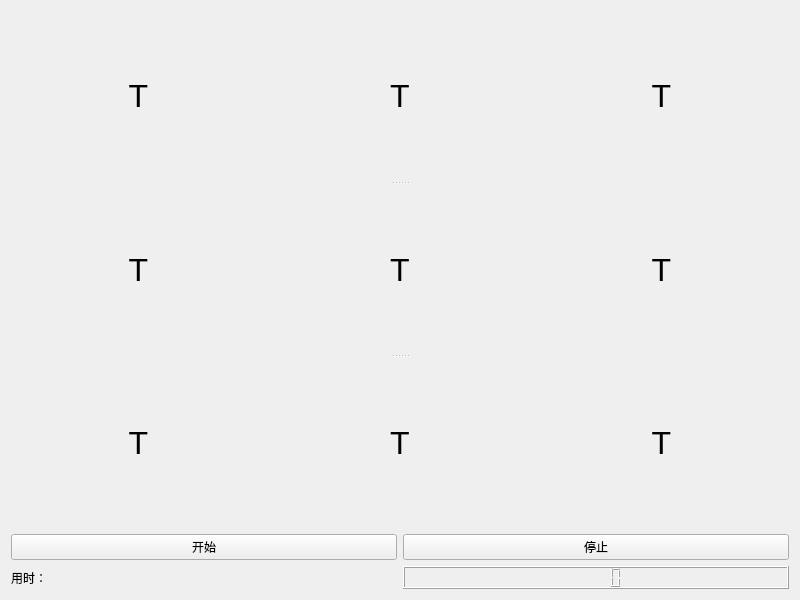
First picture: the form in mainmenu.ui, repository L-Super/SchulteGrid, before the edit.
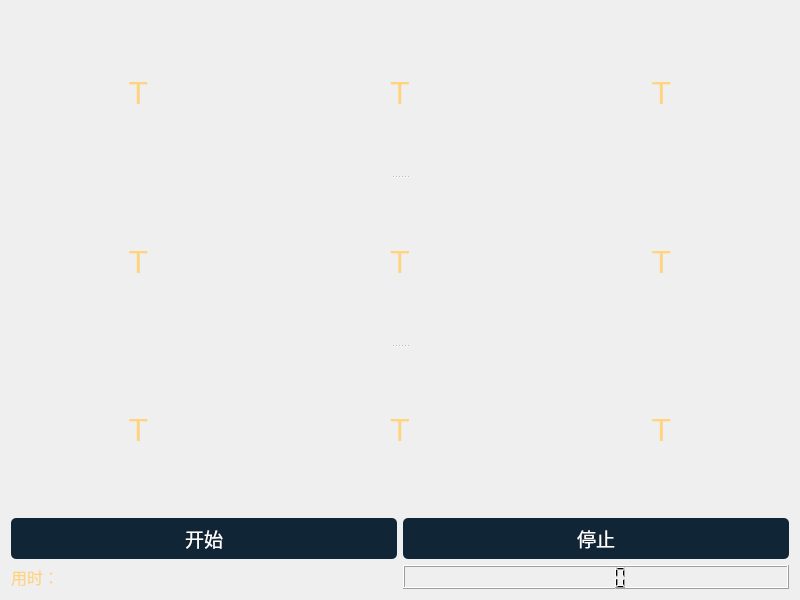
Second picture: the form after the edit. Icons and pictures are not drawn.

Diff of the .ui file:
```diff
--- a/mainmenu.ui
+++ b/mainmenu.ui
@@ -10,8 +10,23 @@
     <height>600</height>
    </rect>
   </property>
+  <property name="minimumSize">
+   <size>
+    <width>400</width>
+    <height>300</height>
+   </size>
+  </property>
   <property name="windowTitle">
-   <string>MainMenu</string>
+   <string>舒尔特方格</string>
+  </property>
+  <property name="windowIcon">
+   <iconset resource="UiSettings.qrc">
+    <normaloff>:/UI/UiSettings/ico.svg</normaloff>:/UI/UiSettings/ico.svg</iconset>
+  </property>
+  <property name="styleSheet">
+   <string notr="true">   
+.QLabel{color:rgb(254,212,128)}
+.QPushButton{color:white;background-color:rgb(16,37,53);border-style: outset;border-radius:5px;padding: 6px;}</string>
   </property>
   <layout class="QVBoxLayout" name="verticalLayout">
    <item>
@@ -181,6 +196,12 @@
     <layout class="QHBoxLayout" name="horizontalLayout_5">
      <item>
       <widget class="QPushButton" name="startBtn">
+       <property name="font">
+        <font>
+         <family>黑体</family>
+         <pointsize>14</pointsize>
+        </font>
+       </property>
        <property name="text">
         <string>开始</string>
        </property>
@@ -188,6 +209,15 @@
      </item>
      <item>
       <widget class="QPushButton" name="endBtn">
+       <property name="font">
+        <font>
+         <family>黑体</family>
+         <pointsize>14</pointsize>
+        </font>
+       </property>
+       <property name="styleSheet">
+        <string notr="true"/>
+       </property>
        <property name="text">
         <string>停止</string>
        </property>
@@ -199,13 +229,26 @@
     <layout class="QHBoxLayout" name="horizontalLayout_4">
      <item>
       <widget class="QLabel" name="showtimelabel">
+       <property name="font">
+        <font>
+         <family>黑体</family>
+         <pointsize>12</pointsize>
+        </font>
+       </property>
        <property name="text">
         <string>用时： </string>
        </property>
       </widget>
      </item>
      <item>
-      <widget class="QLCDNumber" name="lcdNumber"/>
+      <widget class="QLCDNumber" name="lcdNumber">
+       <property name="font">
+        <font>
+         <family>Agency FB</family>
+         <pointsize>12</pointsize>
+        </font>
+       </property>
+      </widget>
      </item>
     </layout>
    </item>
```
Left out of the diff: 4 changed lines with no effect on the pictures.
